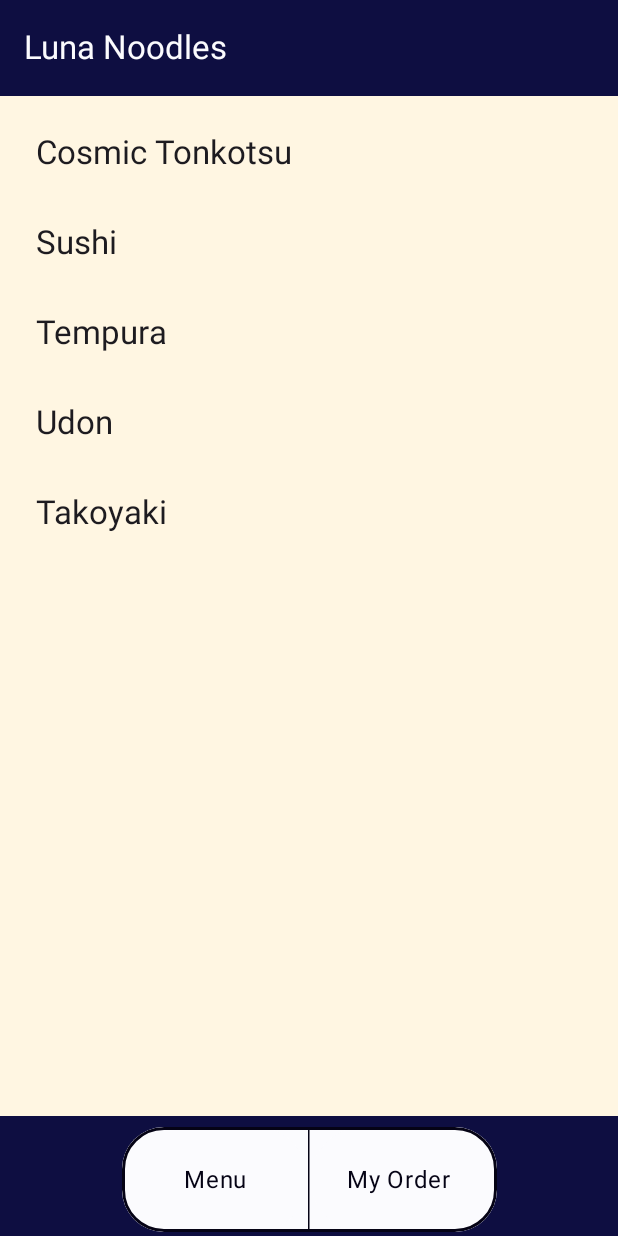
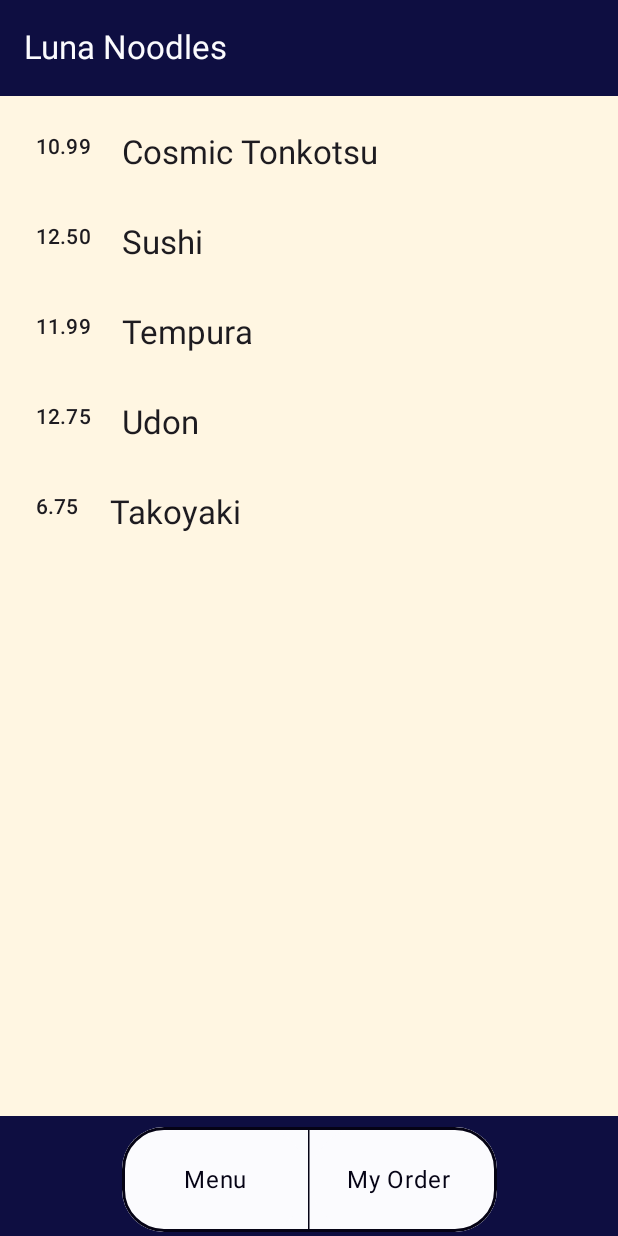
Before and after one commit to CalvaryFisher/RamenRestaurantMobileApp, an Android app built with Jetpack Compose: the MenuScreen screen opened through its navigation route, on a phone screen of 412 x 824 dp. Run offline under Robolectric (Android 15) with nearby library versions, the phone set to English and light mode, and no system bars.

Commit message:
feat: Developing CurrentOrder and MenuItem classes

```diff
--- a/app/src/main/java/com/example/clickcounterapp/MainActivity.kt
+++ b/app/src/main/java/com/example/clickcounterapp/MainActivity.kt
@@ -21,6 +21,8 @@ import androidx.compose.ui.graphics.SolidColor
 import androidx.compose.foundation.border
 import androidx.compose.foundation.clickable
 import androidx.compose.foundation.lazy.items
+
+import androidx.lifecycle.ViewModel //ViewModel used to store menu and current order data
 
 // Importing colors:
 import com.example.clickcounterapp.ui.theme.*
@@ -183,11 +185,11 @@ fun MenuScreen(navController: NavController = rememberNavController()) {
 
     // Defines list of sample menu items with titles
     val sampleMenuItems = listOf(
-        MenuItem("Cosmic Tonkotsu"),
-        MenuItem("Sushi"),
-        MenuItem("Tempura"),
-        MenuItem("Udon"),
-        MenuItem("Takoyaki")
+        MenuItem("Cosmic Tonkotsu", "10.99"),
+        MenuItem("Sushi", "12.50"),
+        MenuItem("Tempura", "11.99"),
+        MenuItem("Udon", "12.75"),
+        MenuItem("Takoyaki", "6.75")
     )
 
     // Defines a container for menu list
@@ -216,10 +218,13 @@ fun MenuScreenPreview(){
  * Each card has details and gets passed a clickable activity.
  * @param: item, a MenuItem (includes data for each item)
  * @param: onclick: A function with no parameters and returns no values
- *      (the () indicates no parameters, and the -> Unit indicates it takes no values.)
+ *      (the () indicates no parameters for the onClick function,
+ *      and the -> Unit indicates it returns no values.)
  * */
 @Composable
 fun MenuItemCard(item: MenuItem, onClick: () -> Unit) {
+    Column(
+    ){
         Row(
             modifier = Modifier
                 .fillMaxWidth()
@@ -227,9 +232,15 @@ fun MenuItemCard(item: MenuItem, onClick: () -> Unit) {
                 .padding(16.dp)  // Padding for each item
         ) {
             Text(
+                text = item.price,
+                style = MaterialTheme.typography.titleSmall,
+            )
+            Spacer(Modifier.width(20.dp))
+            Text(
                 text = item.title,
-            style = MaterialTheme.typography.titleLarge  // Styling for the item name
+                style = MaterialTheme.typography.titleLarge
             )
+        }
     }
 }
 
@@ -259,3 +270,25 @@ fun MenuItemDetailsScreen(navController: NavController = rememberNavController()
 fun MenuItemDetailsScreenPreview(){
     MenuItemDetailsScreen()
 }
+
+@Composable
+fun MyOrderScreen(navController: NavController = rememberNavController()){
+    Column(
+        modifier = Modifier
+            .fillMaxSize()
+            .background(color = Background),
+        horizontalAlignment = Alignment.CenterHorizontally,
+        verticalArrangement = Arrangement.Center,
+    ) {
+        Text(
+            text = "Welcome to your order",
+            style = MaterialTheme.typography.displaySmall
+        )
+    }
+}
+
+@Preview
+@Composable
+fun MyOrderScreenPreview(){
+    MyOrderScreen()
+}
--- a/app/src/main/java/com/example/clickcounterapp/MenuItem.kt
+++ b/app/src/main/java/com/example/clickcounterapp/MenuItem.kt
@@ -1,5 +1,30 @@
 package com.example.clickcounterapp
 
-data class MenuItem(
+import androidx.lifecycle.ViewModel
+
+/***
+ * MenuItem:
+ * Goal: Holds info for each individual menu item.
+ * */
+class MenuItem(
     val title: String,  // Name of menu item i.e. "Beef Stew"
-)
+    val price: String,      // Price for 1 unit of item i.e. "10.99"
+    /*val thumbnail
+    val bigPicture
+    val calories: String,
+    val description: String,
+    val allergens: String
+    */
+){
+
+}
+
+class MenuItems: ViewModel(){
+    var items: List<MenuItem> = listOf(            // stores menuItem info i.e. name & price
+        MenuItem("Cosmic Tonkotsu", "10.99"),
+        MenuItem("Sushi", "12.50"),
+        MenuItem("Tempura", "11.99"),
+        MenuItem("Udon", "12.75"),
+        MenuItem("Takoyaki", "6.75")
+    )
+}
```
Also changed, not shown: app/src/main/java/com/example/clickcounterapp/ui/theme/CurrentOrder.kt (added, +15 -0 lines). Lines whose indentation alone changed are shown as unchanged.
